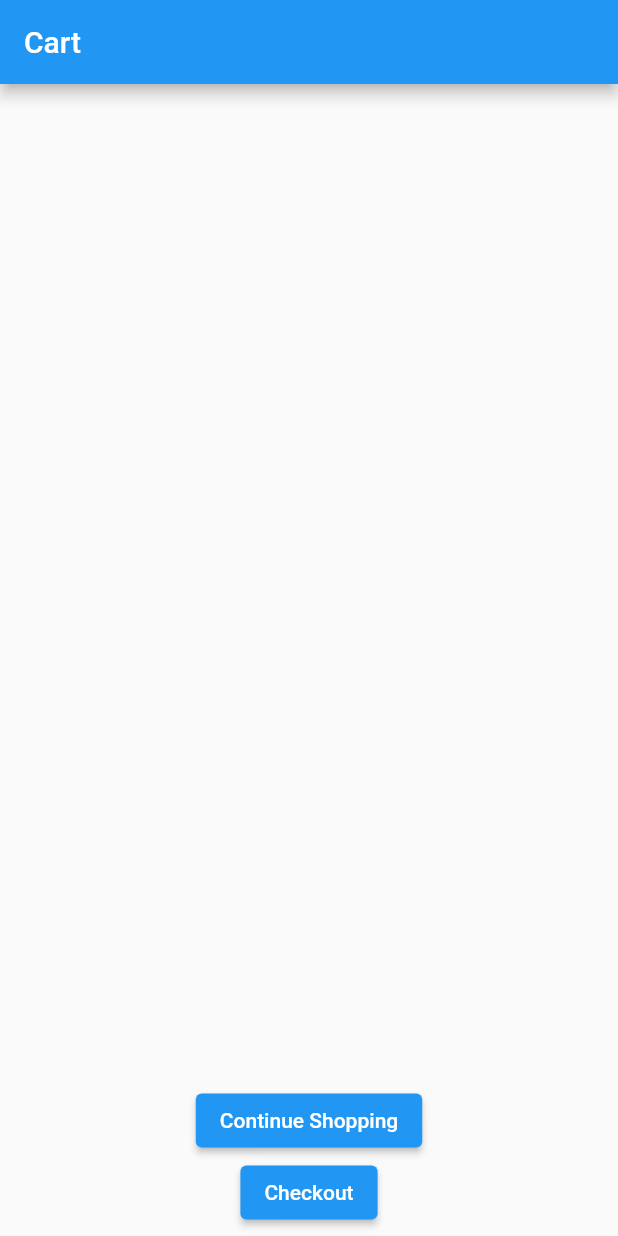
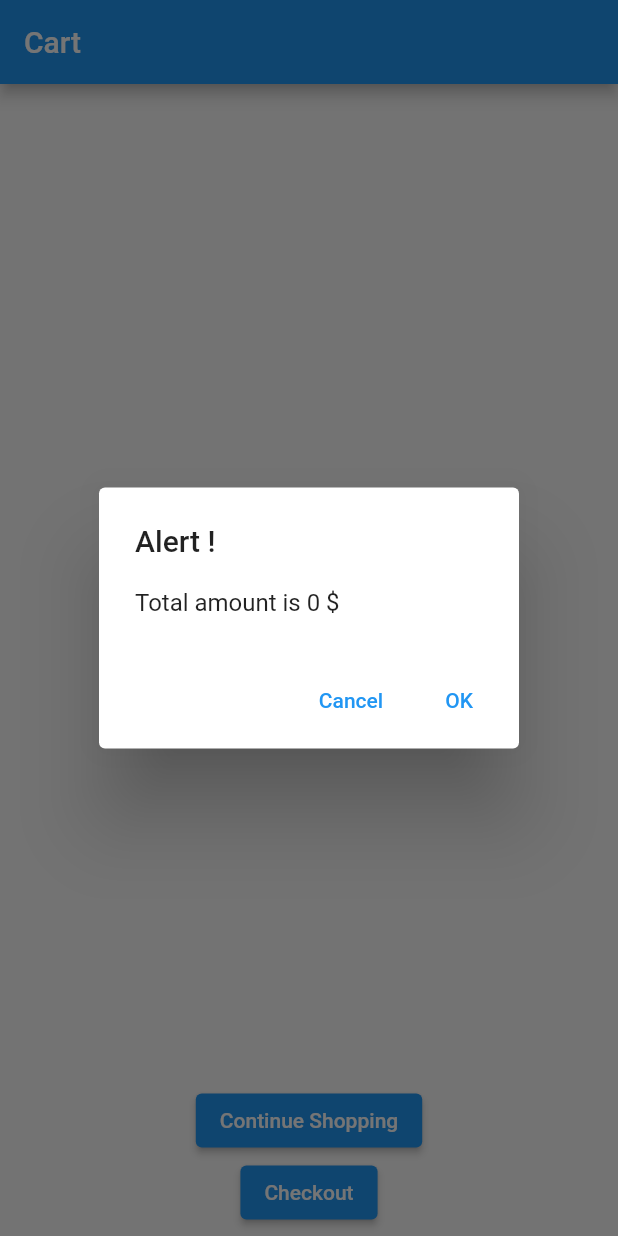
Before and after one commit to marwan-rashed/tutorial_flutter, a Flutter app: the Cart screen opened directly with empty values, after a tap on "Checkout", on a phone screen of 412 x 824 dp. Run offline on Flutter 3.47's test engine with Material 2 defaults, Android fonts, the phone set to English and light mode, and no system bars.

Commit message:
Edit cart

```diff
--- a/lib/cart.dart
+++ b/lib/cart.dart
@@ -1,6 +1,7 @@
-// ignore_for_file: avoid_print, prefer_const_constructors_in_immutables, prefer_const_constructors
+// ignore_for_file: avoid_print, prefer_const_constructors_in_immutables, prefer_const_constructors, avoid_function_literals_in_foreach_calls
 
 import 'package:flutter/material.dart';
+import 'catalog.dart';
 
 class Cart extends StatelessWidget {
   final List products;
@@ -53,7 +54,38 @@ class Cart extends StatelessWidget {
                   child: const Text('Continue Shopping'),
                 ),
                 ElevatedButton(
-                  onPressed: () {},
+                  onPressed: () {
+                    int total = 0;
+
+                    products.forEach((element) {
+                      total += int.parse(element['price'].toString());
+                    });
+
+                    print(total);
+                    showDialog<String>(
+                      context: context,
+                      builder: (BuildContext context) => AlertDialog(
+                        title: const Text('Alert !'),
+                        content: Text('Total amount is $total \$'),
+                        actions: <Widget>[
+                          TextButton(
+                            onPressed: () => Navigator.pop(context, 'Cancel'),
+                            child: const Text('Cancel'),
+                          ),
+                          TextButton(
+                            onPressed: () => {
+                              Navigator.pushReplacement(
+                                context,
+                                MaterialPageRoute(
+                                    builder: (context) => Catalog()),
+                              )
+                            },
+                            child: const Text('OK'),
+                          ),
+                        ],
+                      ),
+                    );
+                  },
                   child: const Text('Checkout'),
                 )
               ],
```
